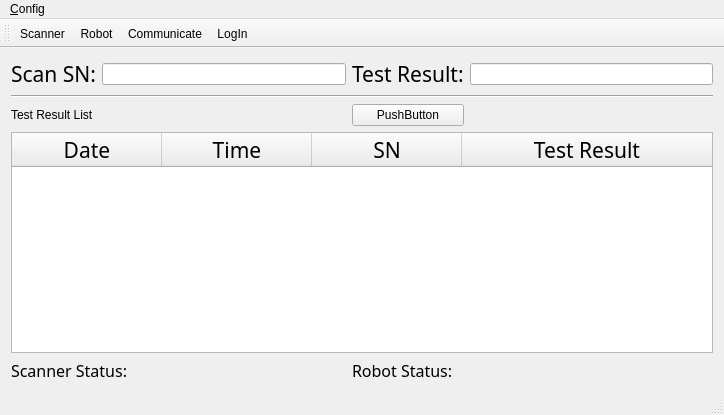
Qt form ict_ur10.ui (eveningwyn/ICT_UR10) before a commit.
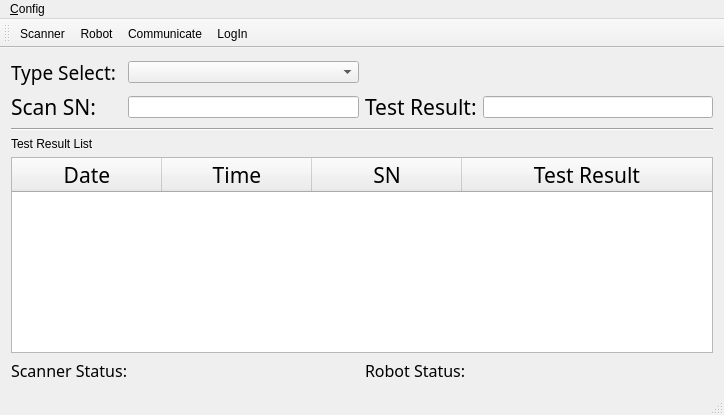
The same form after that commit. Icons and pictures are not drawn.

What changed in the file:
```diff
--- a/ict_ur10.ui
+++ b/ict_ur10.ui
@@ -15,30 +15,20 @@
   </property>
   <widget class="QWidget" name="centralWidget">
    <layout class="QGridLayout" name="gridLayout">
-    <item row="0" column="0">
-     <widget class="QLabel" name="labelSN">
+    <item row="5" column="3" colspan="2">
+     <widget class="QLabel" name="labelRobotStatus">
       <property name="font">
        <font>
         <family>宋体</family>
-        <pointsize>16</pointsize>
+        <pointsize>12</pointsize>
        </font>
       </property>
       <property name="text">
-       <string>Scan SN:</string>
+       <string>Robot Status:</string>
       </property>
      </widget>
     </item>
-    <item row="0" column="1">
-     <widget class="QLineEdit" name="lineEditSN">
-      <property name="statusTip">
-       <string>Show SN</string>
-      </property>
-      <property name="readOnly">
-       <bool>true</bool>
-      </property>
-     </widget>
-    </item>
-    <item row="0" column="2">
+    <item row="1" column="3">
      <widget class="QLabel" name="labelResult">
       <property name="font">
        <font>
@@ -51,7 +41,33 @@
       </property>
      </widget>
     </item>
-    <item row="0" column="3">
+    <item row="5" column="0" colspan="3">
+     <widget class="QLabel" name="labelScanStatus">
+      <property name="font">
+       <font>
+        <family>宋体</family>
+        <pointsize>12</pointsize>
+       </font>
+      </property>
+      <property name="text">
+       <string>Scanner Status:</string>
+      </property>
+     </widget>
+    </item>
+    <item row="1" column="0">
+     <widget class="QLabel" name="labelSN">
+      <property name="font">
+       <font>
+        <family>宋体</family>
+        <pointsize>16</pointsize>
+       </font>
+      </property>
+      <property name="text">
+       <string>Scan SN:</string>
+      </property>
+     </widget>
+    </item>
+    <item row="1" column="4">
      <widget class="QLineEdit" name="lineEditResult">
       <property name="statusTip">
        <string>Show test result</string>
@@ -61,14 +77,7 @@
       </property>
      </widget>
     </item>
-    <item row="1" column="0" colspan="4">
-     <widget class="Line" name="line">
-      <property name="orientation">
-       <enum>Qt::Horizontal</enum>
-      </property>
-     </widget>
-    </item>
-    <item row="3" column="0" colspan="4">
+    <item row="4" column="0" colspan="5">
      <widget class="QTableWidget" name="tableWidgetResultList">
       <property name="statusTip">
        <string>Show test result list</string>
@@ -142,45 +151,45 @@
       </column>
      </widget>
     </item>
-    <item row="4" column="0" colspan="2">
-     <widget class="QLabel" name="labelScanStatus">
-      <property name="font">
-       <font>
-        <family>宋体</family>
-        <pointsize>12</pointsize>
-       </font>
+    <item row="1" column="2">
+     <widget class="QLineEdit" name="lineEditSN">
+      <property name="statusTip">
+       <string>Show SN</string>
       </property>
-      <property name="text">
-       <string>Scanner Status:</string>
+      <property name="readOnly">
+       <bool>true</bool>
       </property>
      </widget>
     </item>
-    <item row="2" column="0" colspan="2">
+    <item row="3" column="0" colspan="3">
      <widget class="QLabel" name="labelResultList">
       <property name="text">
        <string>Test Result List</string>
       </property>
      </widget>
     </item>
-    <item row="4" column="2" colspan="2">
-     <widget class="QLabel" name="labelRobotStatus">
+    <item row="2" column="0" colspan="5">
+     <widget class="Line" name="line">
+      <property name="orientation">
+       <enum>Qt::Horizontal</enum>
+      </property>
+     </widget>
+    </item>
+    <item row="0" column="0">
+     <widget class="QLabel" name="labelProductType">
       <property name="font">
        <font>
         <family>宋体</family>
-        <pointsize>12</pointsize>
+        <pointsize>14</pointsize>
        </font>
       </property>
       <property name="text">
-       <string>Robot Status:</string>
+       <string>Type Select:</string>
       </property>
      </widget>
     </item>
-    <item row="2" column="2">
-     <widget class="QPushButton" name="pushButton">
-      <property name="text">
-       <string>PushButton</string>
-      </property>
-     </widget>
+    <item row="0" column="2">
+     <widget class="QComboBox" name="comboBoxTypeSelect"/>
     </item>
    </layout>
   </widget>
```
